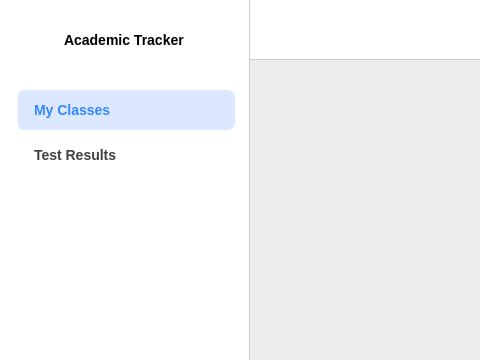
First picture: the form in ui/QTFiles/home.ui, repository fizzycoding/Attendance-Management-System--College, before the edit; both pictures show x 0 to 480 and y 0 to 360 of the 1024 by 700 pixel window.
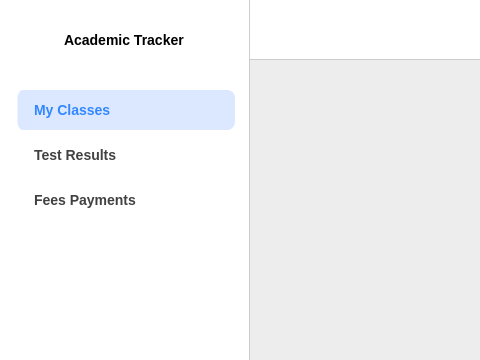
Second picture: the form after the edit. The open tabs and pages were chosen to show the change. Icons and pictures are not drawn.

```diff
--- a/ui/QTFiles/home.ui
+++ b/ui/QTFiles/home.ui
@@ -250,6 +250,24 @@
             </property>
            </widget>
           </item>
+          <item>
+           <widget class="QPushButton" name="btn_std_fees">
+            <property name="text">
+             <string>Fees Payments</string>
+            </property>
+            <property name="icon">  
+             <iconset>
+              <normaloff>fee_unchecked.png</normaloff>
+              <activeon>fee.png</activeon>icons/checked.png</iconset>
+            </property>
+            <property name="checkable">
+             <bool>true</bool>
+            </property>
+            <property name="autoExclusive">
+             <bool>true</bool>
+            </property>
+           </widget>
+          </item>
           <item>
            <spacer name="verticalSpacer_std">
             <property name="orientation">
```
Left out of the diff: 2 changed lines with no effect on the pictures.
